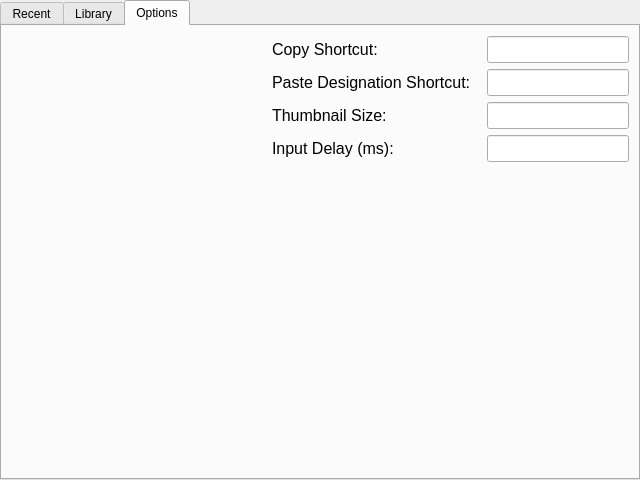
Before: the Qt Designer form dfCopyPaste.ui in jimhester/Dwarf-Clipboard, drawn with Qt 5.
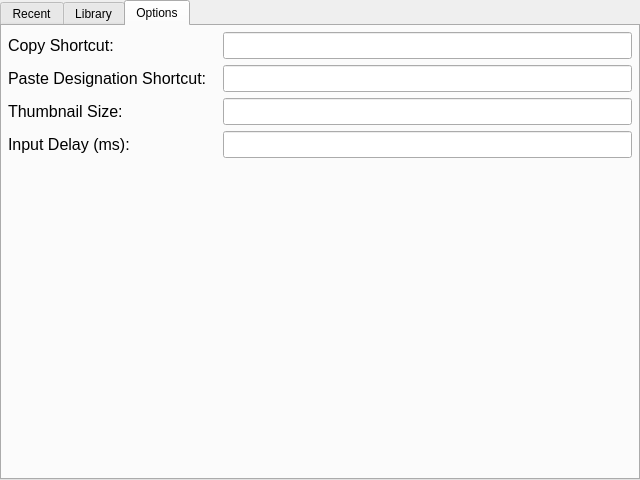
After: the same form once the commit is applied. The open tabs and pages were chosen to show the change. Icons and pictures are not drawn. Custom widgets are drawn as their Qt base class.

Commit message: Bunch of changes, dfCopyModel is now a ItemModel rather than a TableModel, so should be easy to do a treeview from it.  Also fixed the fixed size views, they work correctly now.  Other fixes as well.

The edit to the form file:
```diff
--- a/dfCopyPaste.ui
+++ b/dfCopyPaste.ui
@@ -10,12 +10,6 @@
     <height>480</height>
    </rect>
   </property>
-  <property name="minimumSize">
-   <size>
-    <width>640</width>
-    <height>480</height>
-   </size>
-  </property>
   <property name="acceptDrops">
    <bool>true</bool>
   </property>
@@ -185,24 +179,12 @@
    <attribute name="title">
     <string>Options</string>
    </attribute>
-   <widget class="QWidget" name="formLayoutWidget">
-    <property name="geometry">
-     <rect>
-      <x>270</x>
-      <y>10</y>
-      <width>361</width>
-      <height>151</height>
-     </rect>
-    </property>
     <layout class="QFormLayout" name="formLayout">
-     <property name="fieldGrowthPolicy">
-      <enum>QFormLayout::FieldsStayAtSizeHint</enum>
-     </property>
      <property name="horizontalSpacing">
       <number>16</number>
      </property>
-     <property name="leftMargin">
-      <number>0</number>
+    <property name="margin">
+     <number>6</number>
      </property>
      <item row="0" column="0">
       <widget class="QLabel" name="copyShortcutLabel">
@@ -301,7 +283,6 @@
       </widget>
      </item>
     </layout>
-   </widget>
   </widget>
  </widget>
  <customwidgets>
```
Left out of the diff: 26 changed lines with no effect on the pictures. Lines whose indentation alone changed are shown as unchanged. The commit also changes 10 other files.
